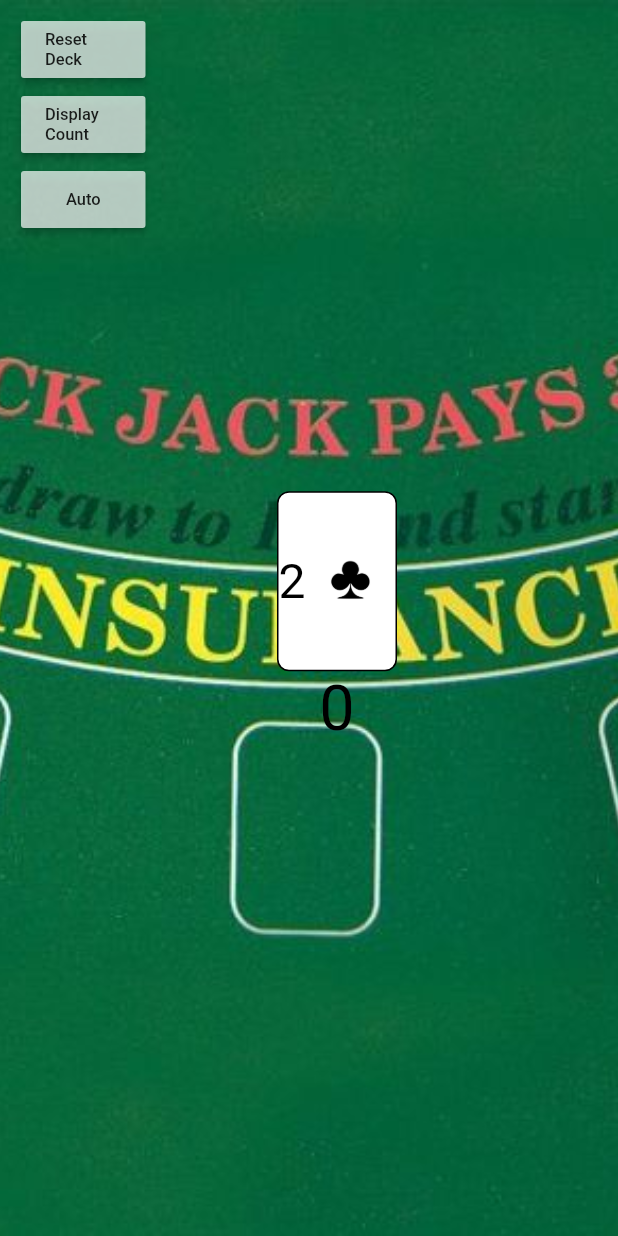
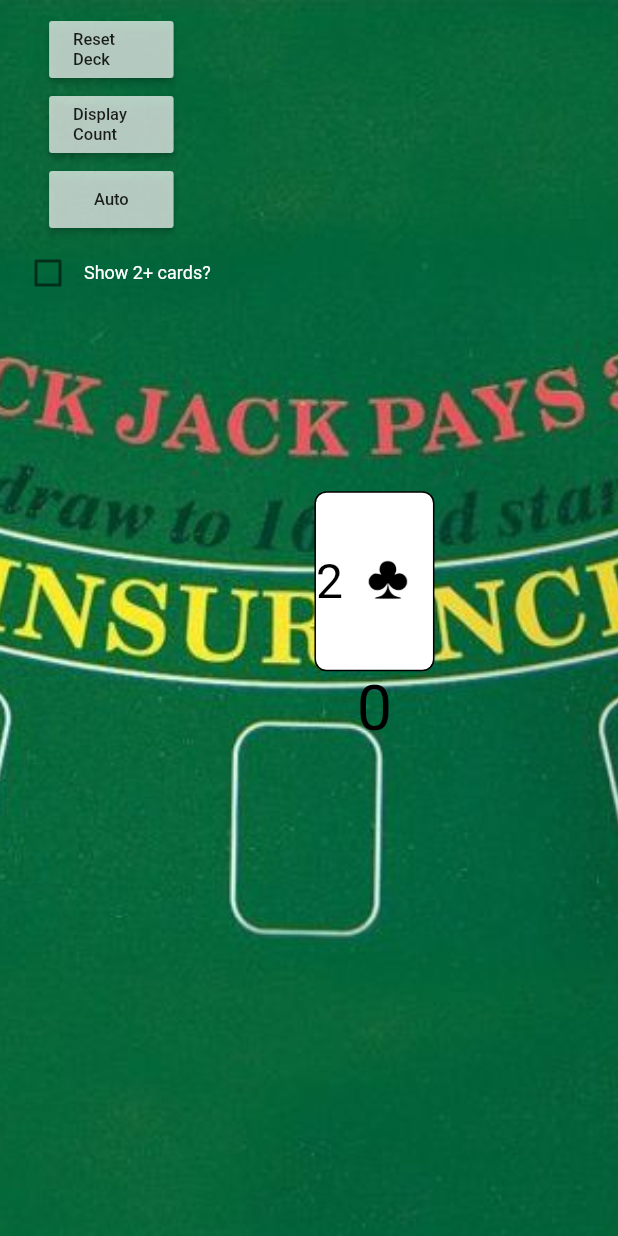
Before and after one commit to acolburn/blackjack, a Flutter app: the CountDeck screen opened directly, on a phone screen of 412 x 824 dp. Run offline on Flutter 3.47's test engine with Material 2 defaults, Android fonts, the light colour scheme and no system bars; our stand-ins replace audioplayers, flushbar; Roboto replaces fonts that are missing (Verdana).

Commit message:
Added multicard checkbox (only)

```diff
--- a/lib/count_deck.dart
+++ b/lib/count_deck.dart
@@ -12,6 +12,7 @@ class _CountDeckState extends State<CountDeck> {
   int i = 0;
   int count = 0;
   bool isVisible = true;
+  bool isMultiCard = false;
   List<PlayingCard> deck = makeDeck();
 
   @override
@@ -66,7 +67,26 @@ class _CountDeckState extends State<CountDeck> {
                           } else
                             timer.cancel();
                         });
-                      })
+                      }),
+                  Row(
+                    children: <Widget>[
+                      Checkbox(
+                        activeColor: Colors.white,
+                        checkColor: Colors.green,
+                        value: isMultiCard ?? true,
+                        onChanged: (bool newValue) {
+                          setState(() {
+                            isMultiCard = newValue;
+                          });
+                        },
+                      ),
+                      Text('Show 2+ cards?',
+                          style: TextStyle(
+                              fontSize: 12,
+                              fontFamily: 'Verdana',
+                              color: Colors.white)),
+                    ],
+                  ),
                 ],
               ),
             ),
@@ -78,11 +98,7 @@ class _CountDeckState extends State<CountDeck> {
                 if (i < 51) {
                   setState(() {
                     i++;
-                    if (cardValueToNumber(deck[i]) >= 10) {
-                      count--;
-                    } else if (cardValueToNumber(deck[i]) <= 7) {
-                      count++;
-                    }
+                    adjustCount(deck[i]);
                   });
                 }
               },
@@ -119,4 +135,12 @@ class _CountDeckState extends State<CountDeck> {
         count = 0;
     });
   }
+
+  void adjustCount(PlayingCard aCard) {
+    if (cardValueToNumber(aCard) >= 10) {
+      count--;
+    } else if (cardValueToNumber(aCard) <= 7) {
+      count++;
+    }
+  }
 }
```
